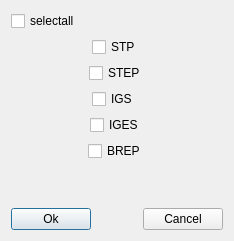
First picture: the form in Code/PluginCustomizer/ParaImportGeometrySetup.ui, repository DISOGitHub/FastCAE_Linux, before the edit.
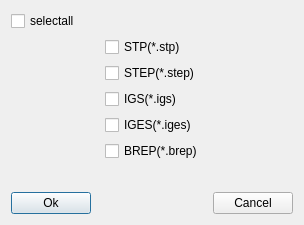
Second picture: the form after the edit.

Diff of the .ui file:
```diff
--- a/Code/PluginCustomizer/ParaImportGeometrySetup.ui
+++ b/Code/PluginCustomizer/ParaImportGeometrySetup.ui
@@ -6,8 +6,8 @@
    <rect>
     <x>0</x>
     <y>0</y>
-    <width>234</width>
-    <height>241</height>
+    <width>304</width>
+    <height>225</height>
    </rect>
   </property>
   <property name="windowTitle">
@@ -39,7 +39,7 @@
     </layout>
    </item>
    <item row="1" column="0">
-    <layout class="QHBoxLayout" name="horizontalLayout_6">
+    <layout class="QHBoxLayout" name="horizontalLayout_6" stretch="1,1,1">
      <item>
       <spacer name="horizontalSpacer_2">
        <property name="orientation">
@@ -62,7 +62,7 @@
         </size>
        </property>
        <property name="text">
-        <string>STP</string>
+        <string>STP(*.stp)</string>
        </property>
       </widget>
      </item>
@@ -82,7 +82,7 @@
     </layout>
    </item>
    <item row="2" column="0">
-    <layout class="QHBoxLayout" name="horizontalLayout_5">
+    <layout class="QHBoxLayout" name="horizontalLayout_5" stretch="1,1,1">
      <item>
       <spacer name="horizontalSpacer_7">
        <property name="orientation">
@@ -105,7 +105,7 @@
         </size>
        </property>
        <property name="text">
-        <string>STEP</string>
+        <string>STEP(*.step)</string>
        </property>
       </widget>
      </item>
@@ -125,7 +125,7 @@
     </layout>
    </item>
    <item row="3" column="0">
-    <layout class="QHBoxLayout" name="horizontalLayout_4">
+    <layout class="QHBoxLayout" name="horizontalLayout_4" stretch="1,1,1">
      <item>
       <spacer name="horizontalSpacer_6">
        <property name="orientation">
@@ -148,7 +148,7 @@
         </size>
        </property>
        <property name="text">
-        <string>IGS</string>
+        <string>IGS(*.igs)</string>
        </property>
       </widget>
      </item>
@@ -168,7 +168,7 @@
     </layout>
    </item>
    <item row="4" column="0">
-    <layout class="QHBoxLayout" name="horizontalLayout_3">
+    <layout class="QHBoxLayout" name="horizontalLayout_3" stretch="1,1,1">
      <item>
       <spacer name="horizontalSpacer_11">
        <property name="orientation">
@@ -191,7 +191,7 @@
         </size>
        </property>
        <property name="text">
-        <string>IGES</string>
+        <string>IGES(*.iges)</string>
        </property>
       </widget>
      </item>
@@ -211,7 +211,7 @@
     </layout>
    </item>
    <item row="5" column="0">
-    <layout class="QHBoxLayout" name="horizontalLayout_2">
+    <layout class="QHBoxLayout" name="horizontalLayout_2" stretch="1,1,1">
      <item>
       <spacer name="horizontalSpacer_8">
        <property name="orientation">
@@ -234,7 +234,7 @@
         </size>
        </property>
        <property name="text">
-        <string>BREP</string>
+        <string>BREP(*.brep)</string>
        </property>
       </widget>
      </item>
```
